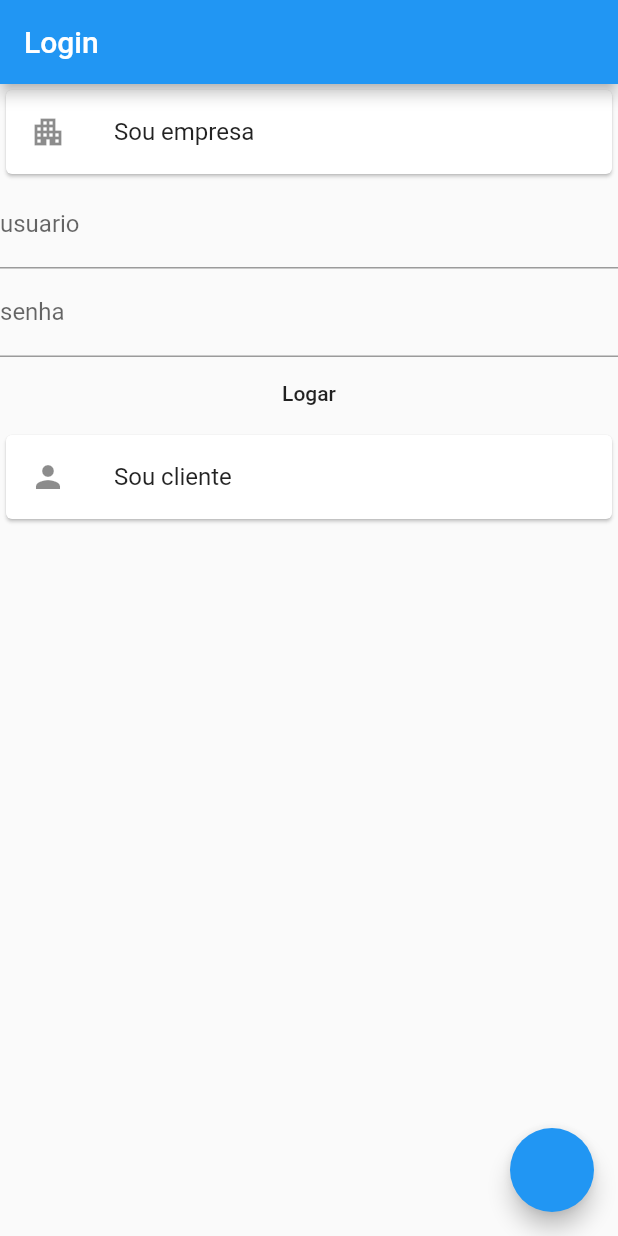
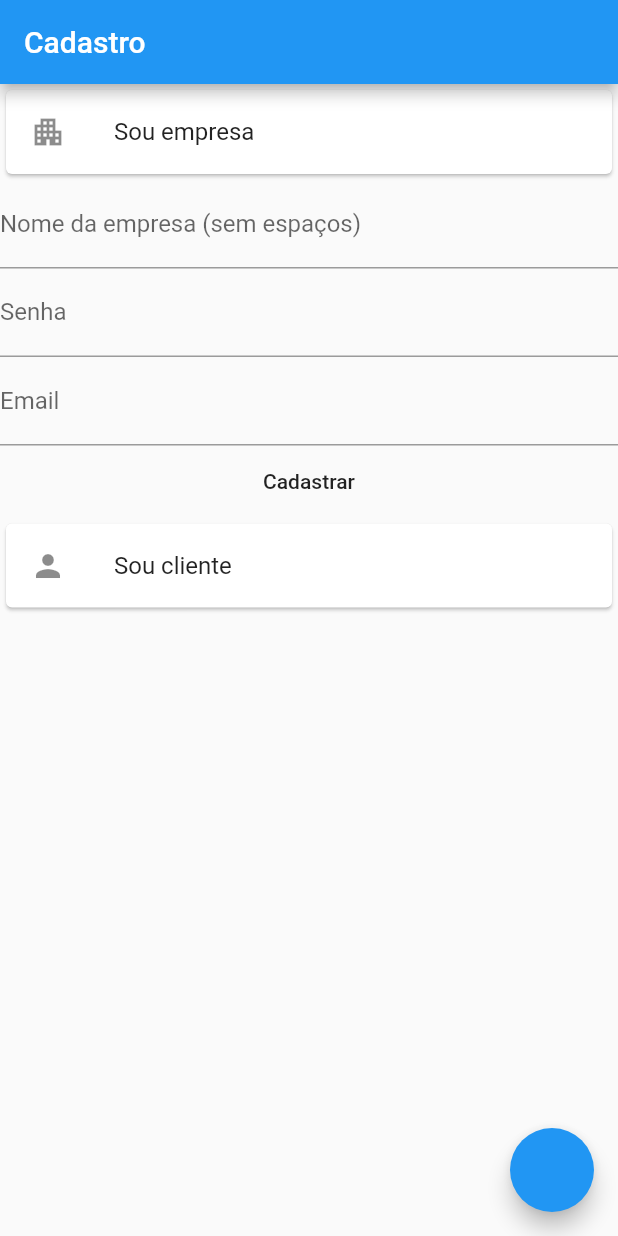
Before and after one commit to lucastsc/marcahorario, a Flutter app: the screen it shows after launch, after a tap on "Sou empresa", on a phone screen of 412 x 824 dp. Run offline on Flutter 3.47's test engine with Material 2 defaults, Android fonts, the phone set to English and light mode, and no system bars; our stand-ins replace flutter_datetime_picker, parse_server_sdk, parse_server_sdk_flutter; network calls fail.

Commit message:
login company and client working (with email)

```diff
--- a/lib/main.dart
+++ b/lib/main.dart
@@ -8,6 +8,7 @@ import 'package:flutter/cupertino.dart';
 import 'package:flutter/material.dart';
 import 'package:flutter_localizations/flutter_localizations.dart';
 import 'package:marca_horario/screens/login.dart';
+import 'package:marca_horario/screens/signup.dart';
 import 'package:parse_server_sdk_flutter/parse_server_sdk.dart';
 
 import 'constants.dart';
@@ -45,7 +46,7 @@ class _MyAppState extends State<MyApp> {
           GlobalWidgetsLocalizations.delegate
         ],
         supportedLocales: [const Locale('pt', 'BR')],
-        home: LoginScreen()
+        home: SignupScreen()
     );
   }
 }
--- a/lib/screens/login.dart
+++ b/lib/screens/login.dart
@@ -7,6 +7,7 @@ import 'package:marca_horario/screens/home.dart';
 import 'package:parse_server_sdk_flutter/parse_server_sdk.dart';
 import 'package:marca_horario/constants.dart';
 import 'package:marca_horario/screens/home_client.dart';
+import 'package:marca_horario/network_utils/data_utils.dart';
 
 class LoginScreen extends StatefulWidget {
   @override
@@ -104,12 +105,14 @@ class _LoginScreenState extends State<LoginScreen> {
 
   Widget companyFields(){
     return Container(
-      child: Column(
+      child: Builder(
+        builder: (context){
+          return Column(
             children: [
               TextField(
                 controller: _companyController,
                 decoration: InputDecoration(
-                labelText: "usuario"
+                    labelText: "Login da empresa"
                 ),
               ),
               TextField(
@@ -125,11 +128,16 @@ class _LoginScreenState extends State<LoginScreen> {
 
                   //verify of user login was successfull
                   if (response.success) {
-
+                    //verify if is a company name or a user
+                    if(await DataUtils.verifyUserIsCompany(_companyController.text)){
                       Navigator.push(
                         context,
                         MaterialPageRoute(builder: (context) => Home(classNameDB: _companyController.text)),
                       );
+                    }else{
+                      snackBarCustomError(context, "Não é uma empresa");
+                    }
+
                   }else{
                     snackBarLoginParseResponseError(context, response);
                   }
@@ -137,7 +145,9 @@ class _LoginScreenState extends State<LoginScreen> {
                 child: Text("Logar"),
               )
             ],
-      ),
+          );
+        },
+      )
     );
   }
 
@@ -157,19 +167,22 @@ class _LoginScreenState extends State<LoginScreen> {
               TextField(
                 controller: _userController,
                 decoration: InputDecoration(
-                    labelText: "usuario"
+                    labelText: "Usuário"
                 ),
               ),
               TextField(
                 controller: _passwordUserController,
                 decoration: InputDecoration(
-                    labelText: "senha"
+                    labelText: "Senha"
                 ),
               ),
               FlatButton(
 
                 onPressed: () async{
 
+                  if(await DataUtils.verifyUserIsCompany(_userController.text)){
+                    snackBarCustomError(context, "Não é nome de usuário");
+                  }else{
                     ParseUser user = ParseUser(_userController.text,_passwordUserController.text,"");
                     var response = await user.login();
 
@@ -183,12 +196,15 @@ class _LoginScreenState extends State<LoginScreen> {
                           MaterialPageRoute(builder: (context) => HomeClient(classNameDB: _userCompanyNameController.text,username: _userController.text,)),
                         );
                       }else{
-                      snackBarCompanyNameParseResponseError(context);
+                        snackBarCustomError(context, "Essa empresa não existe ainda.");
                       }
 
                     }else{
                       snackBarLoginParseResponseError(context, response);
                     }
+                  }
+
+
                 },
                 child: Text("Logar"),
               )
@@ -206,11 +222,12 @@ class _LoginScreenState extends State<LoginScreen> {
 
   }
 
-  Widget snackBarCompanyNameParseResponseError(BuildContext context){
-    String answer = "Essa empresa ainda não existe.";
+  Widget snackBarCustomError(BuildContext context, String text){
+    String answer = text;
     final snackBar = SnackBar(content: Text(answer));
     Scaffold.of(context).showSnackBar(snackBar);
 
   }
 
+
 }
--- a/lib/screens/signup.dart
+++ b/lib/screens/signup.dart
@@ -1,46 +1,36 @@
 import 'dart:convert';
 import 'package:flutter/material.dart';
 import 'package:marca_horario/main.dart';
+import 'package:marca_horario/network_utils/data_utils.dart';
 import 'package:marca_horario/screens/home.dart';
 import 'package:parse_server_sdk/parse_server_sdk.dart';
 import 'package:marca_horario/constants.dart';
 import 'package:marca_horario/screens/home_client.dart';
+import 'package:marca_horario/screens/login.dart';
+import 'package:parse_server_sdk_flutter/parse_server_sdk.dart';
 
-class LoginScreen extends StatefulWidget {
+class SignupScreen extends StatefulWidget {
   @override
-  _LoginScreenState createState() => _LoginScreenState();
+  _SignupScreenState createState() => _SignupScreenState();
 }
 
-class _LoginScreenState extends State<LoginScreen> {
-
+class _SignupScreenState extends State<SignupScreen> {
   TextEditingController _userController = TextEditingController();
   TextEditingController _passwordUserController = TextEditingController();
   TextEditingController _userCompanyNameController = TextEditingController();
 
   TextEditingController _companyController = TextEditingController();
   TextEditingController _passwordCompanyController = TextEditingController();
+  TextEditingController _emailCompanyController = TextEditingController();
 
   bool _companyVisibility = false;
   bool _clientVisibility = false;
 
   @override
-  void initState() {
-    super.initState();
-    Parse().initialize(
-        kParseApplicationId,
-        kParseServerUrl,
-        clientKey: kParseClientKey,
-        masterKey: kParseMasterKey,
-        debug: true,
-        liveQueryUrl: kLiveQueryUrl,
-        autoSendSessionId: true);
-  }
-
-  @override
   Widget build(BuildContext context) {
     return Scaffold(
       appBar: AppBar(
-        title: Text('Login'),
+        title: Text('Cadastro'),
       ),
       floatingActionButton: FloatingActionButton(
         onPressed: () async{
@@ -112,39 +102,60 @@ class _LoginScreenState extends State<LoginScreen> {
   }
 
   Widget companyFields(){
+    return Builder(
+      builder: (context){
         return Container(
           child: Column(
             children: [
               TextField(
                 controller: _companyController,
                 decoration: InputDecoration(
-                labelText: "usuario"
+                    labelText: "Nome da empresa (sem espaços)"
                 ),
               ),
               TextField(
                 controller: _passwordCompanyController,
                 decoration: InputDecoration(
-                labelText: "senha"
+                    labelText: "Senha"
+                ),
+              ),
+              TextField(
+                controller: _emailCompanyController,
+                decoration: InputDecoration(
+                    labelText: "Email"
                 ),
               ),
               FlatButton(
                 onPressed: () async{
-              ParseUser user = ParseUser(_companyController.text,_passwordCompanyController.text,"");
-              var response = await user.login();
+
+                  ParseUser user = ParseUser(_companyController.text,_passwordCompanyController.text,_emailCompanyController.text)
+                    ..set("isCompany", true);
+
+
+                  if(await DataUtils.verifyUserIsCompany(_companyController.text)){
+                    snackBarCustomError(context, "Essa empresa já existe!Tente outro nome.");
+                  }else{
+                    var response = await user.save();
                     if (response.success) {
+                      print("CRIACAO EMPRESA: " + response.result.toString());
                       print(response.result);
                       Navigator.push(
                         context,
-                  MaterialPageRoute(builder: (context) => Home(classNameDB: _companyController.text)),
+                        MaterialPageRoute(builder: (context) => LoginScreen()),
                       );
                     }else{
                       print(response.error);
+                      snackBarCustomError(context, "Erro: " + response.error.type);
                     }
+                  }
+
                 },
-            child: Text("Logar"),
+                child: Text("Cadastrar"),
               )
             ],
           ),
+        );
+      },
     );
   }
 
@@ -161,34 +172,42 @@ class _LoginScreenState extends State<LoginScreen> {
           TextField(
             controller: _userController,
             decoration: InputDecoration(
-                labelText: "usuario"
+                labelText: "Usuário"
             ),
           ),
           TextField(
             controller: _passwordUserController,
             decoration: InputDecoration(
-                labelText: "senha"
+                labelText: "Senha"
             ),
           ),
           FlatButton(
             onPressed: () async{
-              ParseUser user = ParseUser(_userController.text,_passwordUserController.text,"");
-              var response = await user.login();
+              ParseUser user = ParseUser(_companyController.text,_passwordCompanyController.text,"")
+                ..set("isCompany", false);
+
+              var response = await user.save();
               if (response.success) {
-                print(response.result);
+                print("CRIACAO USUARIO: " + response.result.toString());
                 Navigator.push(
                   context,
-                  MaterialPageRoute(builder: (context) => HomeClient(classNameDB: _userCompanyNameController.text)),
+                  MaterialPageRoute(builder: (context) => LoginScreen()),
                 );
               }else{
                 print(response.error);
               }
             },
-            child: Text("Logar"),
+            child: Text("Cadastrar"),
           )
         ],
       ),
     );
   }
 
+  Widget snackBarCustomError(BuildContext context, String text){
+    String answer = text;
+    final snackBar = SnackBar(content: Text(answer));
+    Scaffold.of(context).showSnackBar(snackBar);
+
   }
+}
```
Also changed, not shown: lib/network_utils/data_utils.dart (+11 -0 lines). Lines whose indentation alone changed are shown as unchanged.
